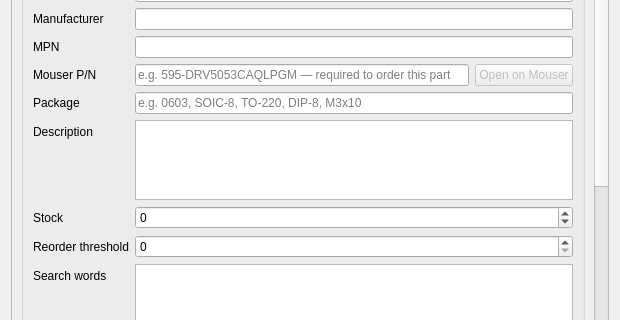
Qt form examples/PartManagerApp/src/ui/PartManager_PartEditorDialog.ui (KROIA/PartManager) before a commit; both pictures show x 0 to 620 and y 117 to 437 of the 620 by 620 pixel window.
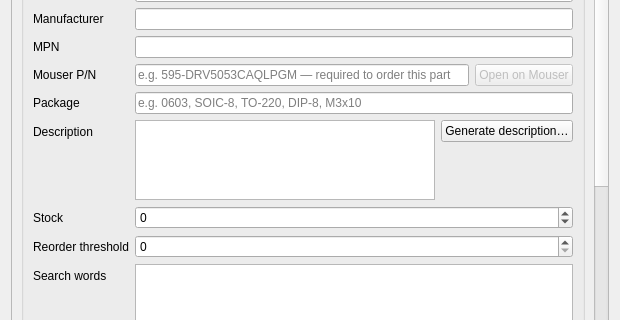
The same form after that commit.

```diff
--- a/examples/PartManagerApp/src/ui/PartManager_PartEditorDialog.ui
+++ b/examples/PartManagerApp/src/ui/PartManager_PartEditorDialog.ui
@@ -221,6 +221,8 @@
            </widget>
           </item>
           <item row="5" column="1">
+           <layout class="QHBoxLayout" name="descriptionRow">
+            <item>
            <widget class="QPlainTextEdit" name="descriptionEdit">
             <property name="maximumSize">
              <size>
@@ -229,6 +231,40 @@
              </size>
             </property>
            </widget>
+            </item>
+            <item>
+             <layout class="QVBoxLayout" name="descriptionButtonColumn">
+              <item>
+               <widget class="QPushButton" name="generateDescriptionButton">
+                <property name="text">
+                 <string>Generate description…</string>
+                </property>
+                <property name="toolTip">
+                 <string>Asks the assistant in the chat panel to write a description for this part, and to save it.
+
+This editor closes, because the answer and the tool calls behind it appear in the panel in the main window — which a modal editor would sit in front of. Everything you have typed is already saved.</string>
+                </property>
+               </widget>
+              </item>
+              <item>
+               <spacer name="descriptionButtonSpacer">
+                <property name="orientation">
+                 <enum>Qt::Vertical</enum>
+                </property>
+                <property name="sizeType">
+                 <enum>QSizePolicy::Expanding</enum>
+                </property>
+                <property name="sizeHint" stdset="0">
+                 <size>
+                  <width>20</width>
+                  <height>0</height>
+                 </size>
+                </property>
+               </spacer>
+              </item>
+             </layout>
+            </item>
+           </layout>
           </item>
           <item row="6" column="0">
            <widget class="QLabel" name="stockLabel">
```
Lines whose indentation alone changed are shown as unchanged.
